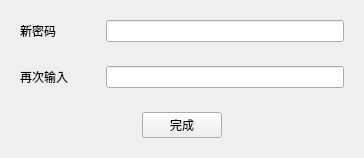
linxinwNeo/CompanyStroageManagement, file CompanyStroageManagement/ChangePasswordWin.ui: the form before one commit.
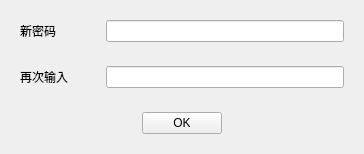
The form after the commit.

```diff
--- a/CompanyStroageManagement/ChangePasswordWin.ui
+++ b/CompanyStroageManagement/ChangePasswordWin.ui
@@ -88,7 +88,7 @@
       <item>
        <widget class="QPushButton" name="pushButton_finish">
         <property name="text">
-         <string>完成</string>
+         <string>OK</string>
         </property>
        </widget>
       </item>
```
Left out of the diff: 4 changed lines with no effect on the pictures.
